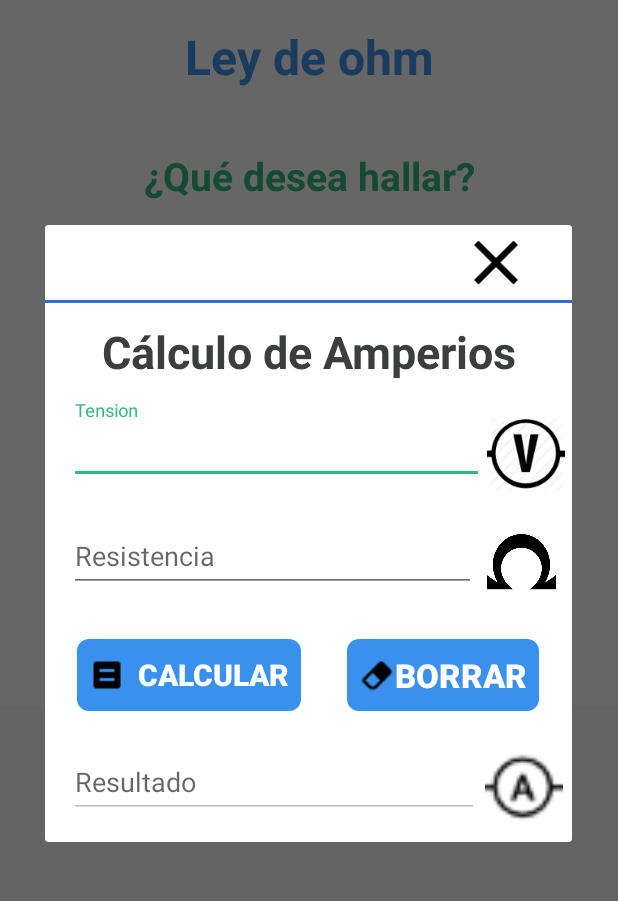
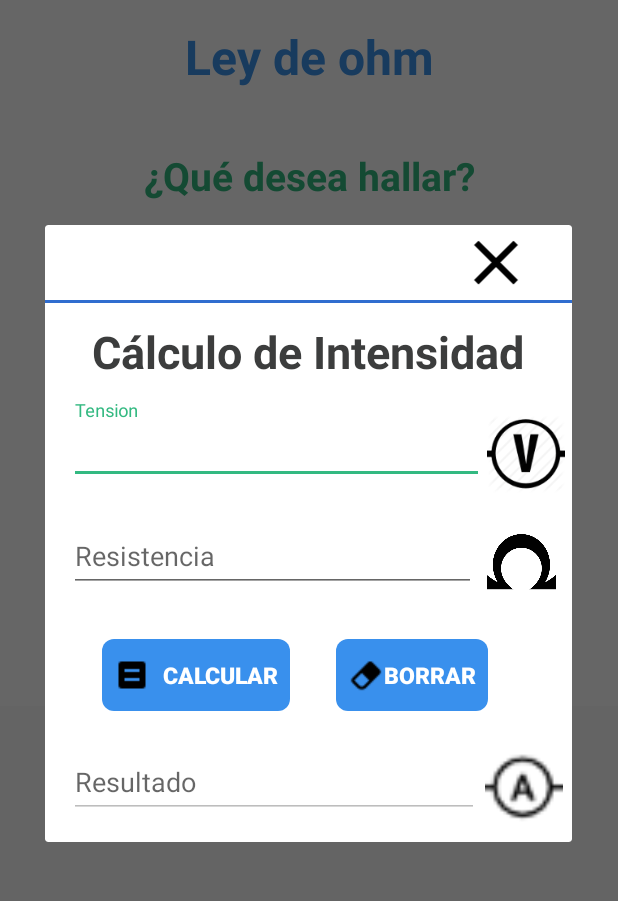
Before and after one commit to guiltydarkness1313/electrotecnia_TECSUP, an Android app: the screen it shows after launch (OhmActivity), after a tap on an icon or button, on a phone screen of 412 x 824 dp, the part 84-985 px from its top. Run offline under Robolectric (Android 15) with nearby library versions, the phone set to English and light mode, and no system bars.

Commit message:
algunas cosas we

```diff
--- a/app/src/main/res/layout/activity_custom_amper.xml
+++ b/app/src/main/res/layout/activity_custom_amper.xml
@@ -24,7 +24,7 @@
             android:layout_height="wrap_content"
             android:textColor="#3c3d3d"
             android:textStyle="bold"
-            android:text="Cálculo de Amperios"
+            android:text="Cálculo de Intensidad"
             android:textSize="30sp"
             android:gravity="center"/>
 <LinearLayout
@@ -86,7 +86,7 @@
             android:layout_width="match_parent"
             android:layout_height="wrap_content"
             android:layout_gravity="center"
-            android:gravity="center">
+            android:layout_marginLeft="15dp">
 
         <Button
             android:id="@+id/calAmper"
@@ -96,7 +96,7 @@
             android:background="@drawable/bg_button_cal"
             android:drawableLeft="@drawable/equal"
             android:drawablePadding="8dp"
-            android:textSize="20sp"
+            android:textSize="15sp"
             android:textColor="#fff"
             android:textStyle="bold"
             android:layout_height="wrap_content"
@@ -110,7 +110,7 @@
                 android:padding="8dp"
                 android:textStyle="bold"
                 android:textColor="#fff"
-                android:textSize="22dp"
+                android:textSize="15sp"
                 android:layout_width="wrap_content"
                 android:layout_height="wrap_content"
                 android:text="Borrar"/>
--- a/app/src/main/res/layout/activity_custom_voltage.xml
+++ b/app/src/main/res/layout/activity_custom_voltage.xml
@@ -86,7 +86,7 @@
         android:orientation="horizontal"
         android:layout_width="match_parent"
         android:layout_height="wrap_content"
-        android:gravity="center">
+        android:layout_marginLeft="15dp">
 
         <Button
             android:id="@+id/calVolt"
@@ -96,7 +96,7 @@
             android:padding="8dp"
             android:textStyle="bold"
             android:textColor="#fff"
-            android:textSize="20dp"
+            android:textSize="15sp"
             android:layout_width="wrap_content"
             android:layout_height="wrap_content"
             android:text="Calcular"
@@ -109,7 +109,7 @@
             android:padding="8dp"
             android:textStyle="bold"
             android:textColor="#fff"
-            android:textSize="22dp"
+            android:textSize="15sp"
             android:layout_width="wrap_content"
             android:layout_height="wrap_content"
             android:text="Borrar"/>
```
Also changed, not shown: app/src/main/res/layout/activity_custom_resistencia.xml (+5 -3 lines).
